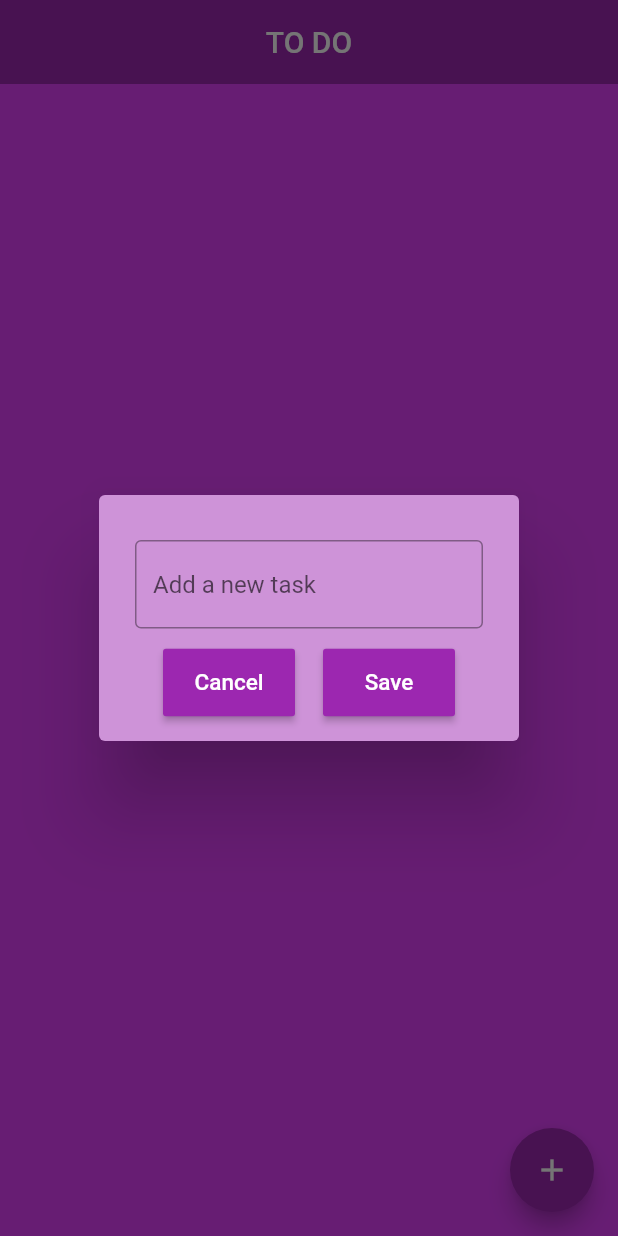
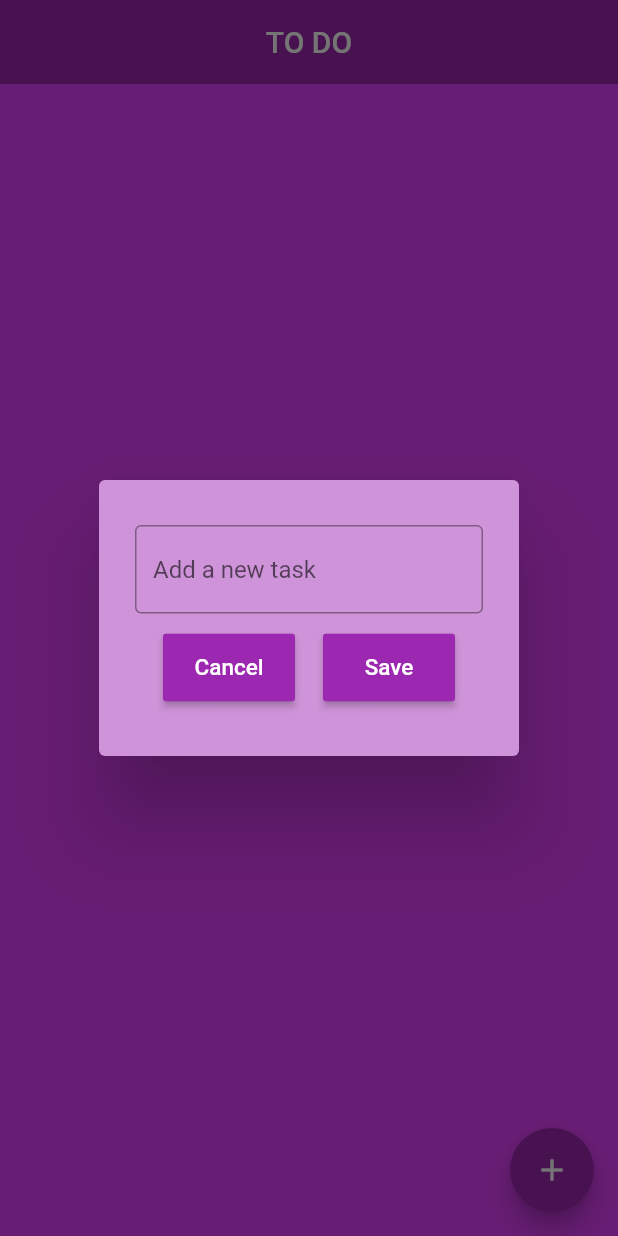
Before and after one commit to 4hellboy4/ToDo_app, a Flutter app: the screen it shows after launch, after a tap on the "add" icon, on a phone screen of 412 x 824 dp. Run offline on Flutter 3.47's test engine with Material 2 defaults, Android fonts, the phone set to English and light mode, and no system bars; our stand-ins replace flutter_slidable.

```diff
--- a/lib/utils/dialog_box.dart
+++ b/lib/utils/dialog_box.dart
@@ -19,7 +19,7 @@ class DialogBox extends StatelessWidget {
       backgroundColor: Colors.purple[200],
       content: Container(
         padding: const EdgeInsets.symmetric(vertical: 10),
-        height: 120,
+        height: 140,
         child: Column(
           //Get user input
           children: [
--- a/pubspec.yaml
+++ b/pubspec.yaml
@@ -35,6 +35,8 @@ dependencies:
   # Use with the CupertinoIcons class for iOS style icons.
   cupertino_icons: ^1.0.2
   flutter_slidable: ^2.0.0
+  hive: ^2.2.3
+  hive_flutter: ^1.1.0
 
 dev_dependencies:
   flutter_test:
@@ -46,6 +48,8 @@ dev_dependencies:
   # package. See that file for information about deactivating specific lint
   # rules and activating additional ones.
   flutter_lints: ^2.0.0
+  hive_generator: ^2.0.0
+  build_runner: ^2.3.2
 
 # For information on the generic Dart part of this file, see the
 # following page: https://dart.dev/tools/pub/pubspec
```
Also changed, not shown: lib/utils/todo_tile.dart (+6 -5 lines), lib/data/database.dart (added), pubspec.lock, 1 other file.
